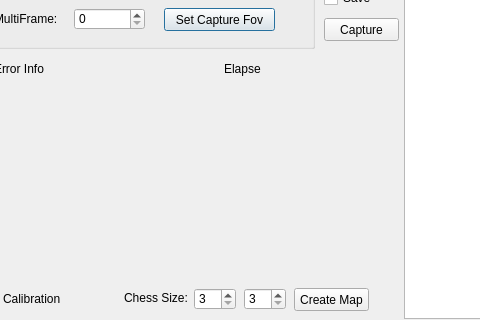
Above: KSJ_Calibration/KSJDemoQT_Base.ui from James20L/KSJApiNew before the change; both pictures show x 516 to 996 and y 322 to 642 of the 1199 by 642 pixel window. Below: the same form after it.
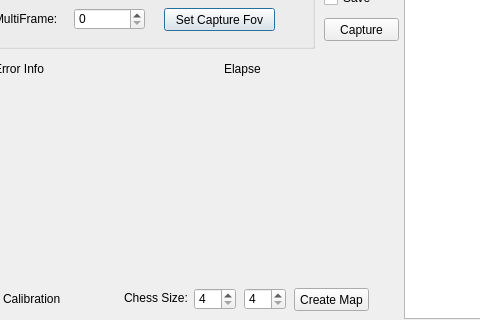
That is the form after the change.

```diff
--- a/KSJ_Calibration/KSJDemoQT_Base.ui
+++ b/KSJ_Calibration/KSJDemoQT_Base.ui
@@ -487,7 +487,7 @@
     </rect>
    </property>
    <property name="minimum">
-    <number>3</number>
+    <number>4</number>
    </property>
   </widget>
   <widget class="QSpinBox" name="ChessHeightSpinBox">
@@ -500,7 +500,7 @@
     </rect>
    </property>
    <property name="minimum">
-    <number>3</number>
+    <number>4</number>
    </property>
   </widget>
   <widget class="QLabel" name="ERROR_INFO_Label_2">
```
Left out of the diff: 2 changed lines with no effect on the pictures.
